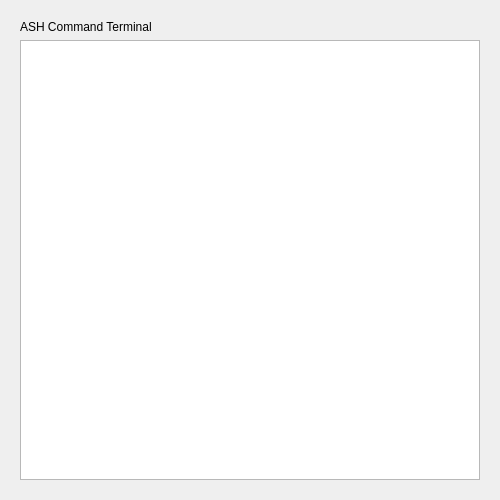
First picture: the form in UI/glitch-ash.ui, repository textbrowser/glitch, before the edit.
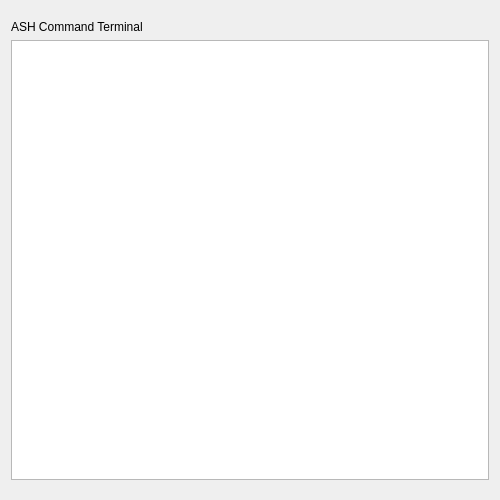
Second picture: the form after the edit. Custom widgets are drawn as their Qt base class.

What changed in the file:
```diff
--- a/UI/glitch-ash.ui
+++ b/UI/glitch-ash.ui
@@ -17,6 +17,12 @@
    <item>
     <widget class="QFrame" name="frame">
      <layout class="QVBoxLayout" name="verticalLayout_2">
+      <property name="leftMargin">
+       <number>0</number>
+      </property>
+      <property name="rightMargin">
+       <number>0</number>
+      </property>
       <item>
        <widget class="QLabel" name="label">
         <property name="text">
```
